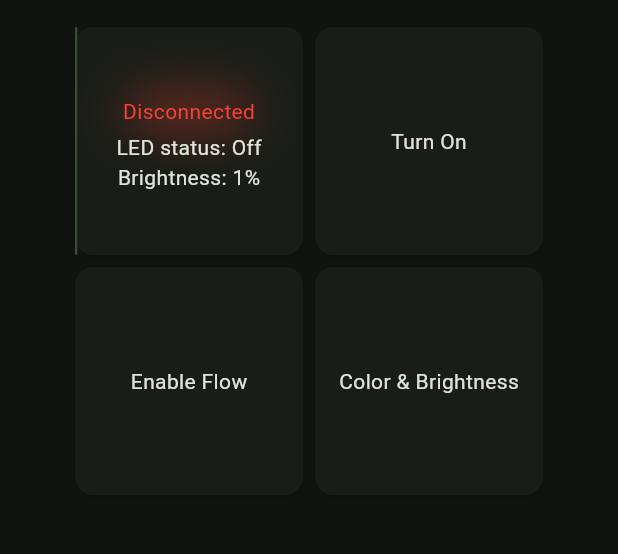
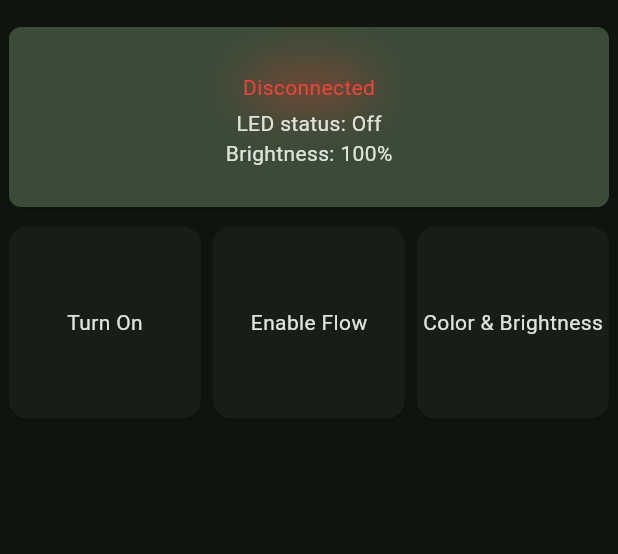
Before and after one commit to zeykafx/yeelight_controller-app, a Flutter app: the screen it shows after launch, after a tap on "Enable Flow", on a phone screen of 412 x 824 dp, the part 63-617 px from its top. Run offline on Flutter 3.47's test engine with Material 2 defaults, Android fonts, the light colour scheme and no system bars; drawn by our look-alikes of dynamic_color; our stand-ins replace flutter_colorpicker, styled_widget; missing offline and left inert: yeedart.

Commit message:
UI changes

```diff
--- a/lib/Api/yeelight_api.dart
+++ b/lib/Api/yeelight_api.dart
@@ -7,7 +7,7 @@ class YeelightApi {
   Device? device;
   bool devicePower = false;
   bool isDeviceFlowing = false;
-  int deviceBrightness = 1;
+  int deviceBrightness = 100;
   late Timer timer;
 
   final void Function() onStateChanged;
@@ -88,8 +88,8 @@ class YeelightApi {
 
   /// starts flow mode on the connected LEDs
   Future<void> startFlow() async {
-    FlowTransition transitionSpeed =
-        const FlowTransition.sleep(duration: Duration(milliseconds: 2000));
+    isDeviceFlowing = true;
+    FlowTransition transitionSpeed = const FlowTransition.sleep(duration: Duration(milliseconds: 2000));
     await device!.startFlow(
       flow: Flow(
         count: 0,
--- a/lib/Components/home.dart
+++ b/lib/Components/home.dart
@@ -2,6 +2,7 @@ import 'package:flutter/material.dart';
 import 'package:styled_widget/styled_widget.dart';
 import 'package:yeedart/yeedart.dart';
 import 'package:yeelight_controller_app/Components/color_dialog.dart';
+import 'package:yeelight_controller_app/Components/status_card.dart';
 import 'package:yeelight_controller_app/Extensions/hex_color.dart';
 
 import '../Api/yeelight_api.dart';
@@ -38,77 +39,23 @@ class _HomeState extends State<Home> {
       ),
       body: Center(
         child: Container(
-          margin: const EdgeInsets.symmetric(horizontal: 4),
-          constraints: const BoxConstraints(maxWidth: 320),
-          child: GridView.count(
-            crossAxisCount: 2,
-            children: [
-              Card(
-                child: CustomPaint(
-                  painter: _BrightnessIndicatorPainter(
-                      brightness: yeelightApi.deviceBrightness.toDouble(),
-                      context: context),
-                  child: InkWell(
-                    borderRadius: BorderRadius.circular(8),
-                    onTap: () {
-                      showDialog(
-                          context: context,
-                          builder: (BuildContext context) => AlertDialog(
-                                title: Text(yeelightApi.device != null
-                                    ? "Disconnection"
-                                    : "Connection"),
-                                content: SingleChildScrollView(
-                                  child: Text(yeelightApi.device != null
-                                      ? "Do you want to disconnect from the currently connected LEDs?"
-                                      : "Do you want to attempt to connect to LEDs?"),
-                                ),
-                                actions: [
-                                  TextButton(
-                                      onPressed: () => Navigator.pop(context),
-                                      child: const Text(
-                                        "Cancel",
-                                      )),
-                                  TextButton(
-                                    onPressed: () async {
-                                      yeelightApi.device != null
-                                          ? yeelightApi.disconnect()
-                                          : yeelightApi.getLights();
-                                      Navigator.pop(context);
-                                    },
-                                    child: const Text("OK"),
-                                  ),
-                                ],
-                              ));
-                    },
+          margin: const EdgeInsets.symmetric(horizontal: 2),
+          constraints: const BoxConstraints(maxWidth: 500),
           child: Center(
             child: Column(
+              mainAxisAlignment: MainAxisAlignment.center,
               crossAxisAlignment: CrossAxisAlignment.center,
-                        mainAxisAlignment: MainAxisAlignment.center,
               children: [
-                          Text(yeelightApi.device != null
-                                  ? "Connected"
-                                  : "Disconnected")
-                              .textColor(yeelightApi.device != null
-                                  ? Colors.green
-                                  : Colors.red)
-                              .padding(all: 4)
-                              .boxShadow(
-                                  color: yeelightApi.device != null
-                                      ? Colors.green
-                                      : Colors.red,
-                                  blurRadius: 30,
-                                  spreadRadius: -9),
-                          // Status and Brightness
-                          Text(
-                              "LED status: ${yeelightApi.devicePower ? "On" : "Off"}"),
-                          Text("Brightness: ${yeelightApi.deviceBrightness}%"),
-                        ],
+                Padding(
+                  padding: const EdgeInsets.fromLTRB(0, 0, 0, 5),
+                  child: StatusCard(
+                    yeelightApi: yeelightApi,
                   ),
                 ),
-                  ),
-                ),
-              ),
-
+                Expanded(
+                  child: GridView.count(
+                    crossAxisCount: 3,
+                    children: [
                       // Buttons ---
 
                       // turn on/off button
@@ -122,16 +69,21 @@ class _HomeState extends State<Home> {
                             yeelightApi.toggleLights();
                           },
                           child: Center(
-                      child: Text(
-                          yeelightApi.devicePower ? "Turn Off" : "Turn On")),
+                              child: Text(yeelightApi.devicePower
+                                  ? "Turn Off"
+                                  : "Turn On")),
                         ),
                       ),
 
                       Card(
+                        color: yeelightApi.isDeviceFlowing
+                            ? Theme.of(context).colorScheme.secondaryContainer
+                            : null,
                         child: InkWell(
                           borderRadius: BorderRadius.circular(8),
                           onTap: () async {
                             if (yeelightApi.isDeviceFlowing) {
+                              yeelightApi.isDeviceFlowing = false;
                               await yeelightApi.device!.setRGB(
                                 color: const Color(0xffff0000).toHex(),
                                 effect: const Effect.smooth(),
@@ -163,29 +115,11 @@ class _HomeState extends State<Home> {
                     ],
                   ),
                 ),
+              ],
+            ),
+          ),
+        ),
       ),
     );
   }
 }
-
-class _BrightnessIndicatorPainter extends CustomPainter {
-  final double brightness;
-  final BuildContext context;
-  _BrightnessIndicatorPainter(
-      {required this.brightness, required this.context});
-
-  @override
-  void paint(Canvas canvas, Size size) {
-    final paint = Paint()
-      ..color = Theme.of(context).colorScheme.secondaryContainer
-      ..style = PaintingStyle.fill;
-    final width = size.width * brightness / 100;
-    canvas.drawRRect(
-        RRect.fromLTRBR(0, 0, width, size.height, const Radius.circular(8)),
-        paint);
-  }
-
-  @override
-  bool shouldRepaint(_BrightnessIndicatorPainter oldDelegate) =>
-      brightness != oldDelegate.brightness;
-}
--- /dev/null
+++ b/lib/Components/status_card.dart
@@ -0,0 +1,110 @@
+import 'package:flutter/material.dart';
+import 'package:styled_widget/styled_widget.dart';
+
+import '../Api/yeelight_api.dart';
+
+class StatusCard extends StatefulWidget {
+  final YeelightApi yeelightApi;
+
+  const StatusCard({Key? key, required this.yeelightApi}) : super(key: key);
+
+  @override
+  _StatusCardState createState() => _StatusCardState();
+}
+
+class _StatusCardState extends State<StatusCard> {
+  @override
+  Widget build(BuildContext context) {
+    return Card(
+      child: SizedBox(
+        height: 120,
+        child: CustomPaint(
+          painter: _BrightnessIndicatorPainter(
+              brightness: widget.yeelightApi.deviceBrightness.toDouble(),
+              context: context),
+          child: InkWell(
+            borderRadius: BorderRadius.circular(8),
+            onTap: () {
+              showDialog(
+                  context: context,
+                  builder: (BuildContext context) => AlertDialog(
+                        title: Text(widget.yeelightApi.device != null
+                            ? "Disconnection"
+                            : "Connection"),
+                        content: SingleChildScrollView(
+                          child: Text(widget.yeelightApi.device != null
+                              ? "Do you want to disconnect from the currently connected LEDs?"
+                              : "Do you want to attempt to connect to LEDs?"),
+                        ),
+                        actions: [
+                          TextButton(
+                              onPressed: () => Navigator.pop(context),
+                              child: const Text(
+                                "Cancel",
+                              )),
+                          TextButton(
+                            onPressed: () async {
+                              widget.yeelightApi.device != null
+                                  ? widget.yeelightApi.disconnect()
+                                  : widget.yeelightApi.getLights();
+                              Navigator.pop(context);
+                            },
+                            child: const Text("OK"),
+                          ),
+                        ],
+                      ));
+            },
+            child: Center(
+              child: Column(
+                crossAxisAlignment: CrossAxisAlignment.center,
+                mainAxisAlignment: MainAxisAlignment.center,
+                children: [
+                  Text(widget.yeelightApi.device != null
+                          ? "Connected"
+                          : "Disconnected")
+                      .textColor(widget.yeelightApi.device != null
+                          ? Colors.green
+                          : Colors.red)
+                      .padding(all: 4)
+                      .boxShadow(
+                          color: widget.yeelightApi.device != null
+                              ? Colors.green
+                              : Colors.red,
+                          blurRadius: 30,
+                          spreadRadius: -9),
+                  // Status and Brightness
+                  Text(
+                      "LED status: ${widget.yeelightApi.devicePower ? "On" : "Off"}"),
+                  Text("Brightness: ${widget.yeelightApi.deviceBrightness}%"),
+                ],
+              ),
+            ),
+          ),
+        ),
+      ),
+    );
+  }
+}
+
+class _BrightnessIndicatorPainter extends CustomPainter {
+  final double brightness;
+  final BuildContext context;
+
+  _BrightnessIndicatorPainter(
+      {required this.brightness, required this.context});
+
+  @override
+  void paint(Canvas canvas, Size size) {
+    final paint = Paint()
+      ..color = Theme.of(context).colorScheme.secondaryContainer
+      ..style = PaintingStyle.fill;
+    final width = size.width * brightness / 100;
+    canvas.drawRRect(
+        RRect.fromLTRBR(0, 0, width, size.height, const Radius.circular(8)),
+        paint);
+  }
+
+  @override
+  bool shouldRepaint(_BrightnessIndicatorPainter oldDelegate) =>
+      brightness != oldDelegate.brightness;
+}
```
Also changed, not shown: pubspec.yaml (+4 -3 lines). Lines whose indentation alone changed are shown as unchanged.
